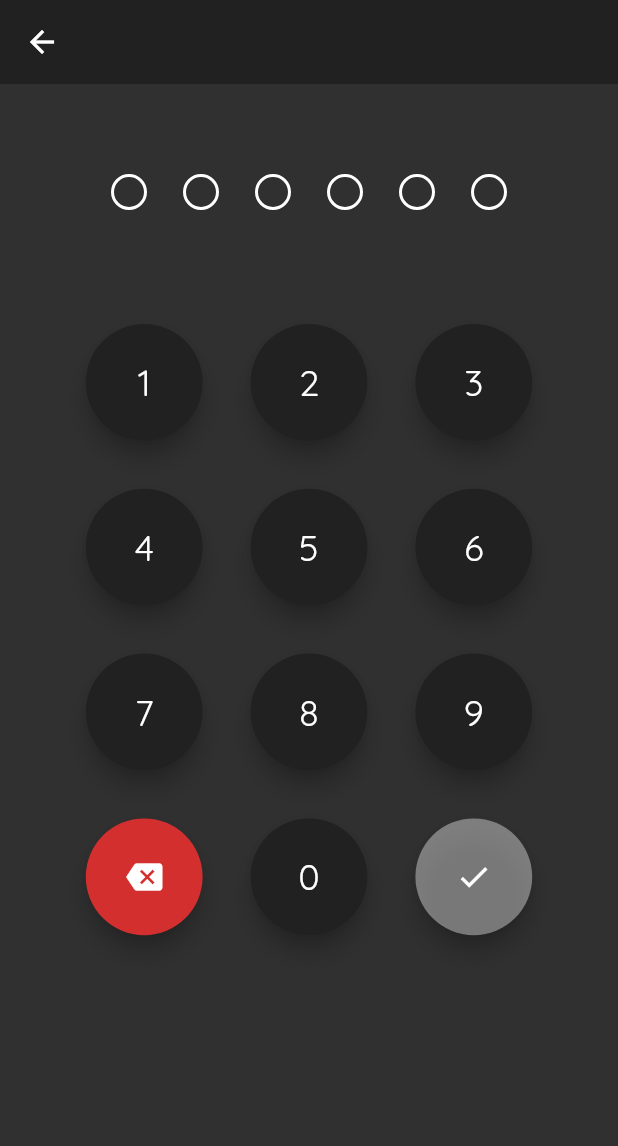
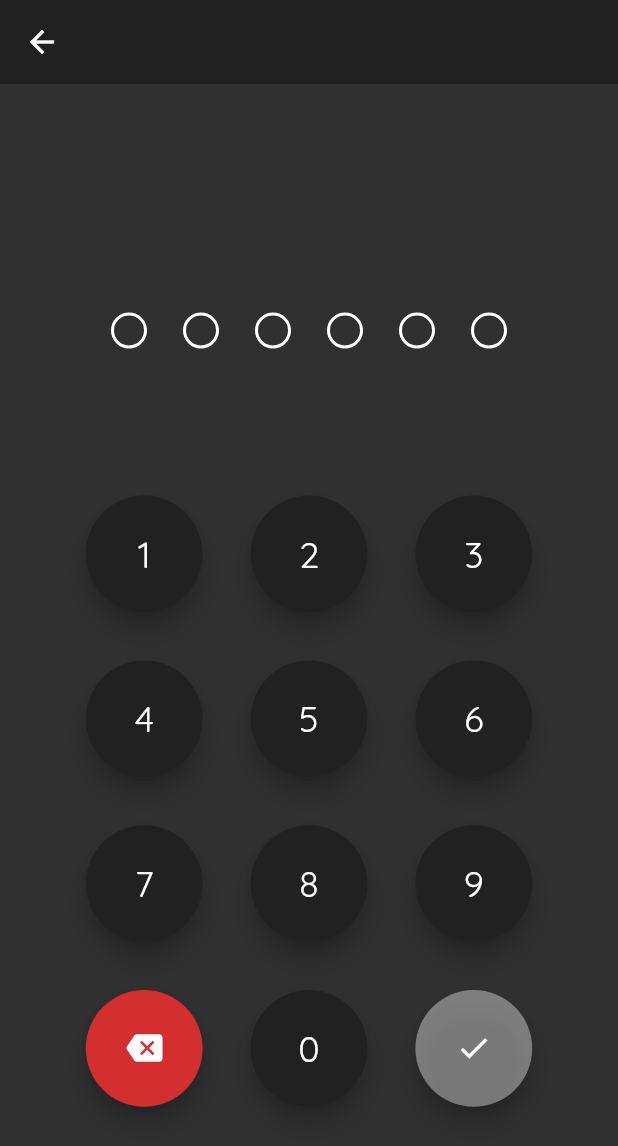
Before and after one commit to shiburagi/payment_flow_challenge, a Flutter app: the PinPage screen opened directly, on a phone screen of 412 x 824 dp. Shown: the top 1146 px of the screen. Run offline on Flutter 3.47's test engine with Material 2 defaults, Android fonts, the light colour scheme and no system bars; our stand-ins replace flutter_swiper, qr_flutter; missing offline and left inert: drawerbehavior, sweetalert.

```diff
--- a/lib/pages/pin.dart
+++ b/lib/pages/pin.dart
@@ -24,7 +24,6 @@ class _PinPageState extends State<PinPage> {
 
   buildPinDot() {
     return Container(
-      margin: EdgeInsets.only(top: 48, bottom: 48),
       alignment: Alignment.center,
       child: Row(
         children: List.generate(maxPin, (index) {
@@ -52,13 +51,14 @@ class _PinPageState extends State<PinPage> {
         return Stack(
           children: <Widget>[
             Positioned(
-              top: 0,
+              top: (constraint.maxHeight-height-48)/2,
               bottom: 0,
               child: Container(
                 width: constraint.maxWidth,
                 child: Column(
                   children: <Widget>[
                     buildPinDot(),
+                    Container(height: (constraint.maxHeight-height-48)/4,),
                     Container(
                       height: height,
                       width: constraint.maxWidth * 0.8,
```
Also changed, not shown: lib/view/history.dart (+24 -19 lines).
